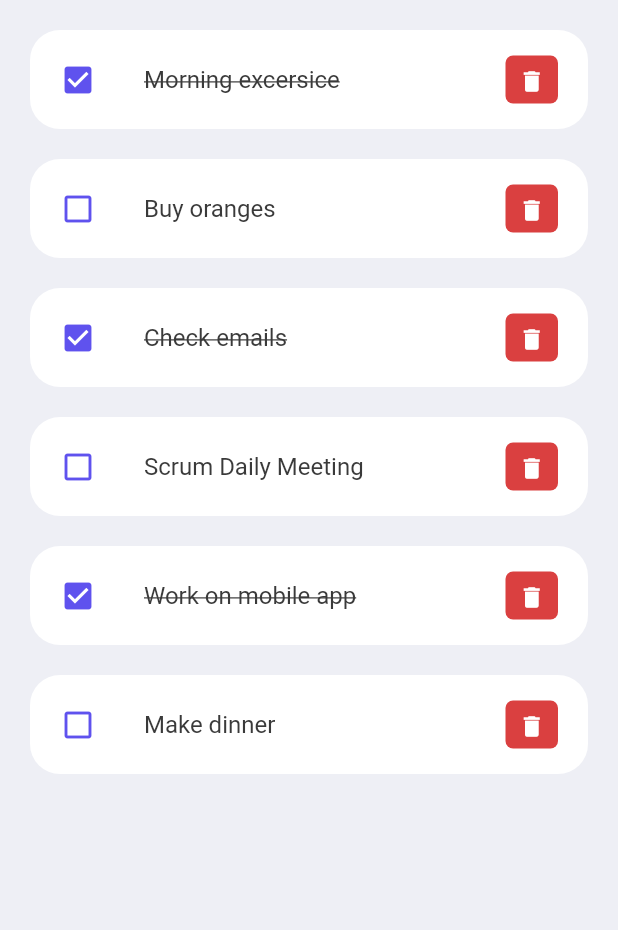
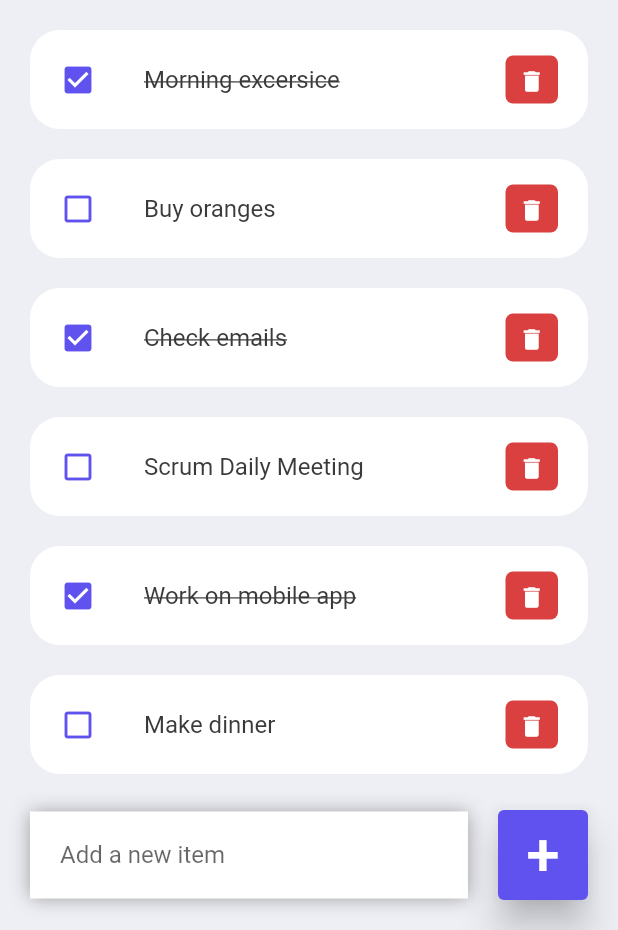
Before and after one commit to Luis501Angel/todo_app, a Flutter app: the screen it shows after launch, on a phone screen of 412 x 824 dp, the part 306-1236 px from its top. Run offline on Flutter 3.47's test engine with Material 2 defaults, Android fonts, the phone set to English and light mode, and no system bars.

Commit message:
agrega caja de texto y boton para agregar tareas

```diff
--- a/lib/screens/home.dart
+++ b/lib/screens/home.dart
@@ -4,7 +4,6 @@ import '../constants/colors.dart';
 import '../widgets/todo_item.dart';
 
 class Home extends StatelessWidget {
-
   Home({Key? key}) : super(key: key);
 
   final todoList = ToDo.todoList();
@@ -14,7 +13,9 @@ class Home extends StatelessWidget {
     return Scaffold(
         backgroundColor: tdBgColor,
         appBar: _buildAppBar(),
-        body: Container(
+        body: Stack(
+          children: [
+            Container(
               padding: const EdgeInsets.symmetric(horizontal: 20, vertical: 15),
               child: Column(
                 children: [
@@ -30,14 +31,58 @@ class Home extends StatelessWidget {
                                 fontSize: 30, fontWeight: FontWeight.w500),
                           ),
                         ),
-
                         for (ToDo item in todoList)
-                      ToDoItem(toDo: item,),
+                          ToDoItem(
+                            toDo: item,
+                          ),
                       ],
                     ),
                   )
                 ],
               ),
+            ),
+            Align(
+              alignment: Alignment.bottomCenter,
+              child: Row(
+                children: [
+                  Expanded(
+                      child: Container(
+                    margin:
+                        const EdgeInsets.only(bottom: 20, right: 20, left: 20),
+                    padding:
+                        const EdgeInsets.symmetric(horizontal: 20, vertical: 5),
+                    decoration:
+                        const BoxDecoration(color: Colors.white, boxShadow: [
+                      BoxShadow(
+                          color: Colors.grey,
+                          offset: Offset(0.0, 0.0),
+                          blurRadius: 10.0,
+                          spreadRadius: 0.0)
+                    ]),
+                    child: const TextField(
+                        decoration: InputDecoration(
+                            hintText: 'Add a new item',
+                            border: InputBorder.none)),
+                  )),
+                  Container(
+                    margin: const EdgeInsets.only(bottom: 20, right: 20),
+                    child: ElevatedButton(
+                      child: const Text(
+                        '+',
+                        style: TextStyle(fontSize: 40),
+                      ),
+                      onPressed: () {},
+                      style: ElevatedButton.styleFrom(
+                        primary: tdBlue,
+                        minimumSize: Size(60, 60),
+                        elevation: 10
+                      ),
+                    ),
+                  )
+                ],
+              ),
+            )
+          ],
         ));
   }
 
```
Lines whose indentation alone changed are shown as unchanged.
